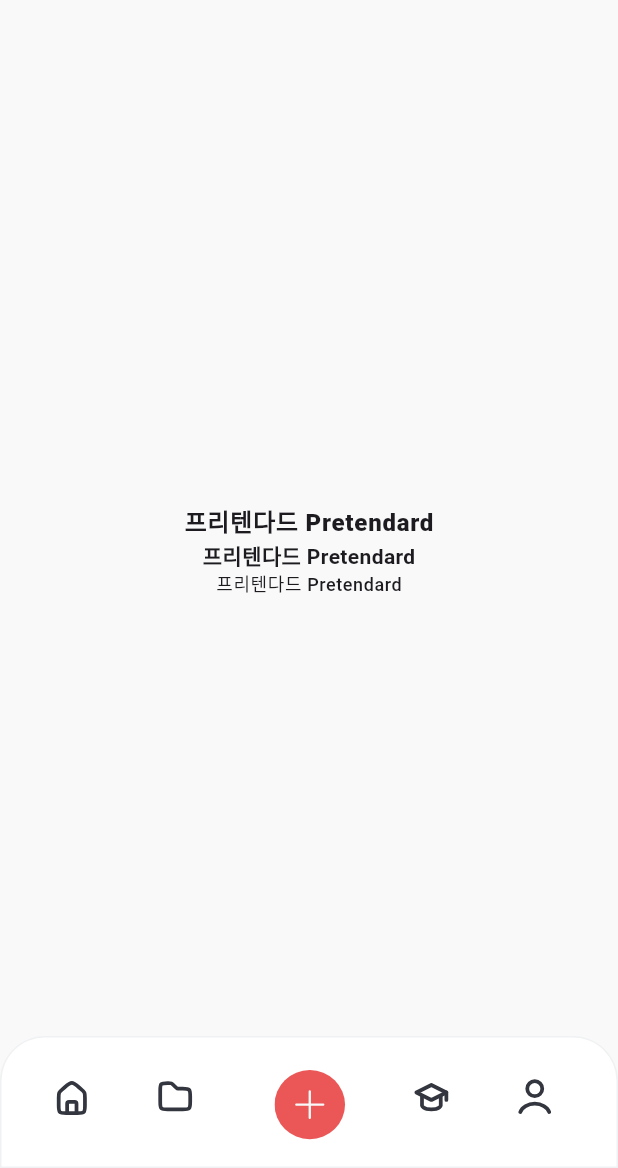
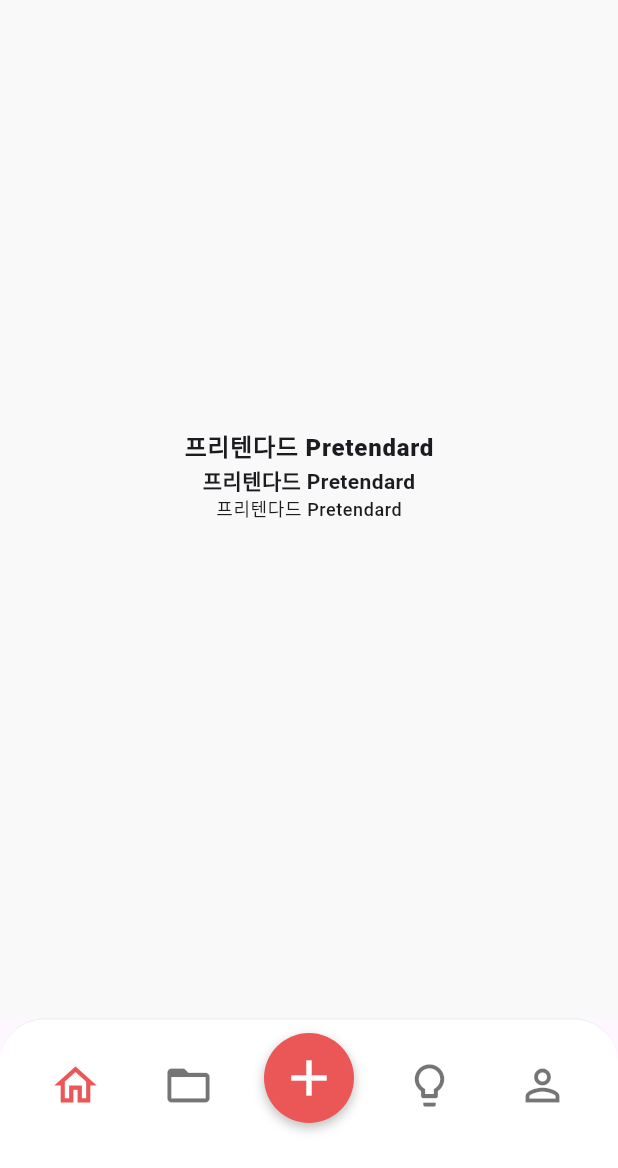
Before and after one commit to vidiLang-tripleS/frontend-main, a Flutter app: the screen it shows after launch, on a phone screen of 412 x 824 dp, the part 68-1236 px from its top. Run offline on Flutter 3.47's test engine with Material 3 defaults, Android fonts, the phone set to English and light mode, and no system bars.

Commit message:
fix: 네비게이션 바 디자인, 기능

```diff
--- /dev/null
+++ b/lib/folder_list_page.dart
@@ -0,0 +1,17 @@
+import 'package:flutter/material.dart';
+import 'navbar.dart';
+
+class FolderListPage extends StatefulWidget {
+  @override
+  _FolderListPageState createState() => _FolderListPageState();
+}
+
+class _FolderListPageState extends State<FolderListPage> {
+  @override
+  Widget build(BuildContext context) {
+    return Scaffold(
+      body: Center(child: Text("Folder List Page")), // 폴더 리스트 페이지 내용
+      bottomNavigationBar: Navbar(currentIndex: 1),
+    );
+  }
+}
--- a/lib/main.dart
+++ b/lib/main.dart
@@ -1,5 +1,4 @@
 import 'package:flutter/material.dart';
-import 'package:vidilang/start.dart';
 import 'theme.dart';
 import 'header.dart';
 import 'navbar.dart';
@@ -7,11 +6,11 @@ import 'package:intl/date_symbol_data_local.dart'; // 날짜 데이터 초기화
 
 void main() {
   initializeDateFormatting(); // 날짜 데이터 초기화
-  runApp(MyApp());
+  runApp(MainPage());
 }
 
-class VidiLang extends StatelessWidget {
-  const VidiLang({super.key});
+class MainPage extends StatelessWidget {
+  const MainPage({super.key});
 
   @override
   Widget build(BuildContext context) {
@@ -21,13 +20,13 @@ class VidiLang extends StatelessWidget {
         body: Stack(
           children: [
             Background(),
-            Navbar(),
             Header(),
             Center(
               child: TestText(),
             ),
           ],
         ),
+        bottomNavigationBar: Navbar(currentIndex: 0),
       ),
     );
   }
--- a/lib/navbar.dart
+++ b/lib/navbar.dart
@@ -1,128 +1,104 @@
 import 'package:flutter/material.dart';
-import 'package:flutter_svg/flutter_svg.dart';
 import 'theme.dart';
-import 'quiz/list_page.dart';
-import 'start.dart';
-import 'folder_list_page.dart';
-import 'quiz/solve.dart';
+import 'quiz/list_page.dart'; // ✅ QuizListPage를 불러오기
+import './folder_list_page.dart'; // ✅ FolderListPage를 불러오기
+import 'main.dart'; // ✅ HomePage를 불러오기
 
 class Navbar extends StatelessWidget {
+  final int currentIndex;
+
+  Navbar({required this.currentIndex});
+
   @override
   Widget build(BuildContext context) {
     return Stack(
+      clipBehavior: Clip.none,
       children: [
-        // 네비게이션 바
-        Align(
-          alignment: Alignment.bottomCenter,
-          child: Container(
-            width: 430,
-            height: 88,
+        // 네비게이션 바 배경
+        Container(
+          height: 100,
           decoration: BoxDecoration(
-              color: AppColors.primary,
-              border: Border.all(color: Color(0xFFEFF1F3)),
+            color: Colors.white,
+            border: Border(top: BorderSide(color: Color(0xFFEFF1F3))),
             borderRadius: BorderRadius.only(
               topLeft: Radius.circular(30.0),
               topRight: Radius.circular(30.0),
             ),
           ),
         ),
+
+        // 네비게이션 아이콘들
+        Positioned(
+          bottom: 30,
+          left: 0,
+          right: 0,
+          child: Row(
+            mainAxisAlignment: MainAxisAlignment.spaceEvenly,
+            children: [
+              _buildNavItem(Icons.home_outlined, 0, context, MainPage()), // 홈
+              _buildNavItem(Icons.folder_open_outlined, 1, context,
+                  FolderListPage()), // 폴더
+              SizedBox(width: 60), // 중앙 버튼 공간 확보
+              _buildNavItem(
+                  Icons.lightbulb_outlined, 2, context, QuizListPage()), // 퀴즈
+              _buildNavItem(
+                  Icons.person_outline, 3, context, null), // 유저 (클릭 이벤트 없음)
+            ],
+          ),
         ),
 
-        // 홈 아이콘
+        // 중앙 + 버튼
         Positioned(
-          left: MediaQuery.of(context).size.width * 0.0798,
-          bottom: 32.86,
+          bottom: 30,
+          left: MediaQuery.of(context).size.width / 2 - 30,
           child: GestureDetector(
             onTap: () {
-              Navigator.push(
+              Navigator.pushReplacement(
                 context,
-                MaterialPageRoute(builder: (context) => MyApp()),
+                MaterialPageRoute(
+                    builder: (context) => QuizListPage()), // 퀴즈 페이지로 이동
               );
             },
             child: Container(
-              child: SvgPicture.asset(
-                'assets/icons/home_icon.svg',
-                width: 30,
-                height: 30,
+              width: 60,
+              height: 60,
+              decoration: BoxDecoration(
+                color: AppColors.maincolor,
+                shape: BoxShape.circle,
+                boxShadow: [
+                  BoxShadow(
+                    color: Colors.black26,
+                    blurRadius: 6,
+                    offset: Offset(0, 3),
                   ),
+                ],
               ),
-          ),
-        ),
-
-        // 폴더 아이콘
-        Positioned(
-          left: MediaQuery.of(context).size.width * 0.2471,
-          bottom: 32.86,
-          child: GestureDetector(
-            onTap: () {
-              Navigator.push(
-                context,
-                MaterialPageRoute(builder: (context) => FolderListPage()),
-              );
-            },
-            child: SvgPicture.asset(
-              'assets/icons/folder_icon.svg',
-              width: 30,
-              height: 30,
-            ),
-          ),
-        ),
-
-        // 더하기 버튼
-        Positioned(
-          left: MediaQuery.of(context).size.width * 0.5 - 46 / 2,
-          bottom: 18.33,
-          child: GestureDetector(
-            onTap: () {
-              Navigator.push(
-                context,
-                MaterialPageRoute(builder: (context) => QuizSolve()),
-              );
-              // 문제 보러가는 창으로 해뒀는데 수정해야함
-            },
-            child: SvgPicture.asset(
-              'assets/icons/add_icon.svg',
-              width: 48,
-              height: 47,
-            ),
-          ),
-        ),
-
-        // 학사모 아이콘
-        Positioned(
-          left: MediaQuery.of(context).size.width * 0.6616,
-          bottom: 32.86,
-          child: GestureDetector(
-            onTap: () {
-              Navigator.push(
-                context,
-                MaterialPageRoute(builder: (context) => QuizListPage()),
-              );
-            },
-            child: SvgPicture.asset(
-              'assets/icons/cap_icon.svg',
-              width: 30,
-              height: 30,
-            ),
-          ),
-        ),
-
-        // 유저 아이콘
-        Positioned(
-          left: MediaQuery.of(context).size.width * 0.8289,
-          bottom: 32.86,
-          child: GestureDetector(
-            onTap: () {
-              // 유저 아이콘 클릭 이벤트 처리
-            },
-            child: SvgPicture.asset(
-              'assets/icons/user_icon.svg',
-              width: 30,
-              height: 30,
+              child: Icon(Icons.add, size: 40, color: Colors.white),
             ),
           ),
         ),
       ],
     );
   }
+
+  Widget _buildNavItem(
+      IconData icon, int index, BuildContext context, Widget? page) {
+    return IconButton(
+      icon: Icon(
+        icon,
+        size: 34,
+        color: currentIndex == index
+            ? AppColors.maincolor
+            : Colors.black54, // 선택된 아이콘 색상 변경
+      ),
+      onPressed: page != null
+          ? () {
+              Navigator.pushReplacement(
+                context,
+                MaterialPageRoute(builder: (context) => page), // 화면 이동
+              );
             }
+          : null,
+    );
+  }
+}
--- a/lib/quiz/list_page.dart
+++ b/lib/quiz/list_page.dart
@@ -95,7 +95,7 @@ class _QuizListPageState extends State<QuizListPage> {
               ),
             ),
           ),
-          Navbar(),
+          Navbar(currentIndex: 2),
         ],
       ),
     );
--- a/lib/start.dart
+++ b/lib/start.dart
@@ -12,13 +12,15 @@ class MyApp extends StatelessWidget {
         body: Stack(
           children: [
             Background(),
-            Navbar(),
             Header(),
             Center(
               child: TestText(),
             ),
           ],
         ),
+        bottomNavigationBar: Navbar(
+          currentIndex: 0,
+        ),
       ),
     );
   }
```
Lines whose indentation alone changed are shown as unchanged.
